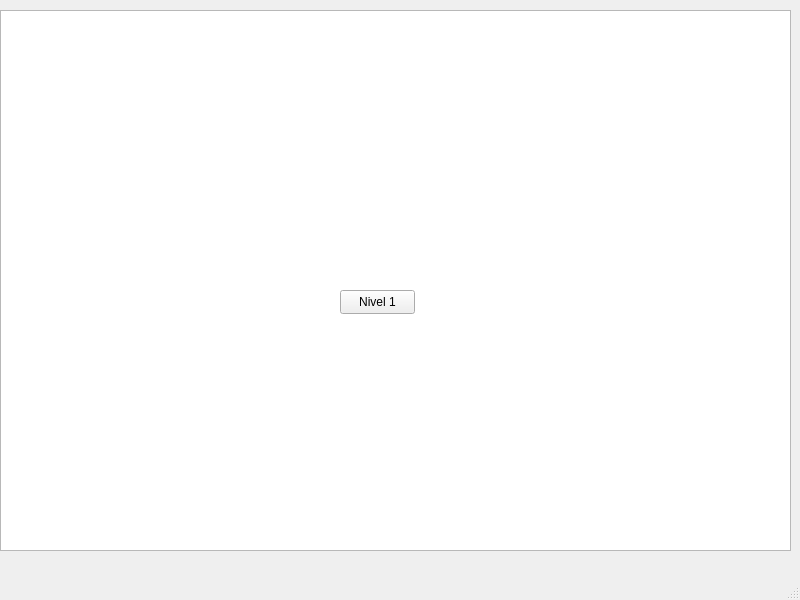
Before: the Qt Designer form Codigo/mainwindow.ui in JulianSanchezb/Proyecto-Final, drawn with Qt 5.
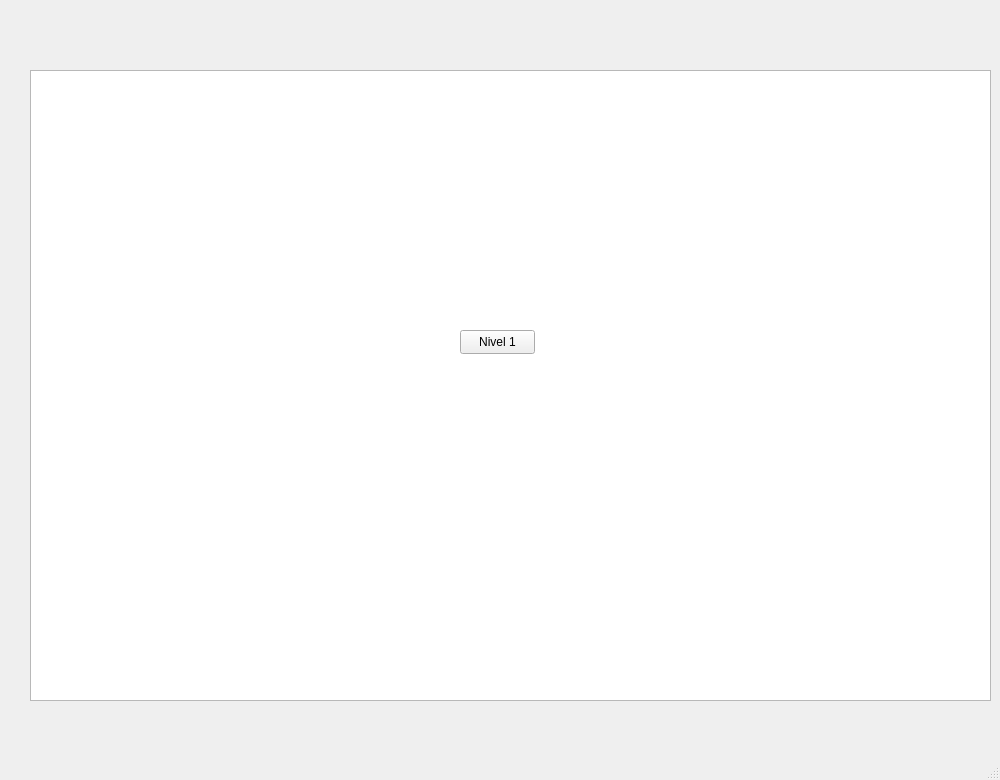
After: the same form once the commit is applied.

```diff
--- a/Codigo/mainwindow.ui
+++ b/Codigo/mainwindow.ui
@@ -6,8 +6,8 @@
    <rect>
     <x>0</x>
     <y>0</y>
-    <width>800</width>
-    <height>600</height>
+    <width>1000</width>
+    <height>780</height>
    </rect>
   </property>
   <property name="windowTitle">
@@ -17,18 +17,18 @@
    <widget class="QGraphicsView" name="graphicsView">
     <property name="geometry">
      <rect>
-      <x>0</x>
-      <y>10</y>
-      <width>791</width>
-      <height>541</height>
+      <x>30</x>
+      <y>70</y>
+      <width>961</width>
+      <height>631</height>
      </rect>
     </property>
    </widget>
    <widget class="QPushButton" name="pushButton">
     <property name="geometry">
      <rect>
-      <x>340</x>
-      <y>290</y>
+      <x>460</x>
+      <y>330</y>
       <width>75</width>
       <height>24</height>
      </rect>
```
Left out of the diff: 2 changed lines with no effect on the pictures.
